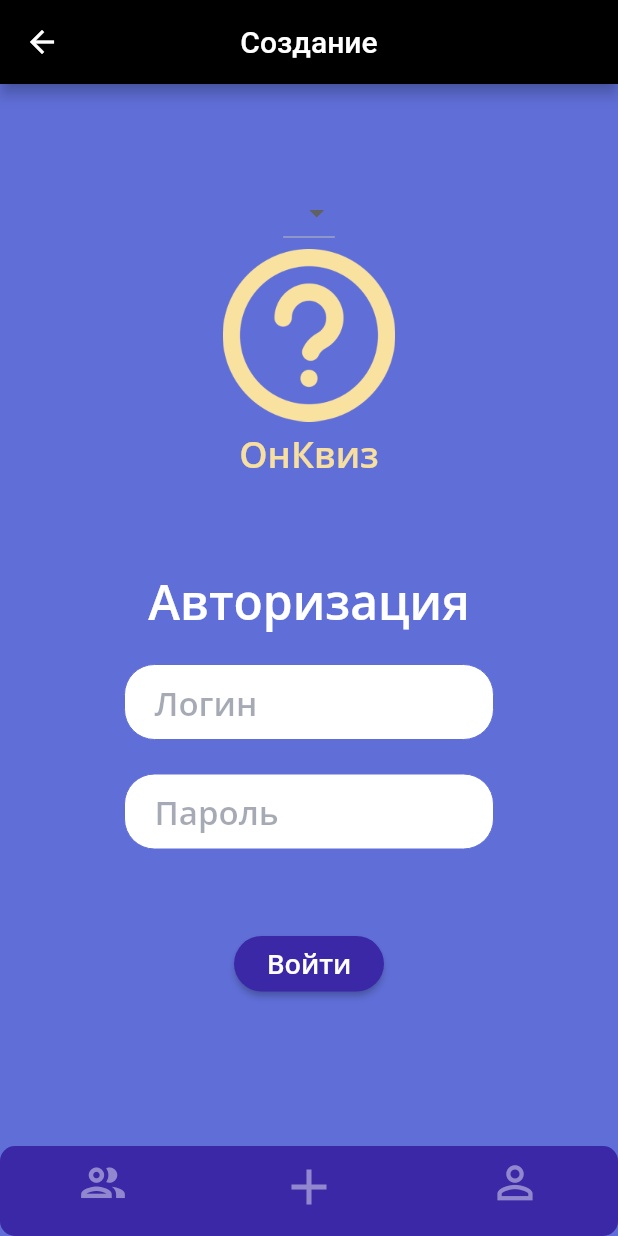
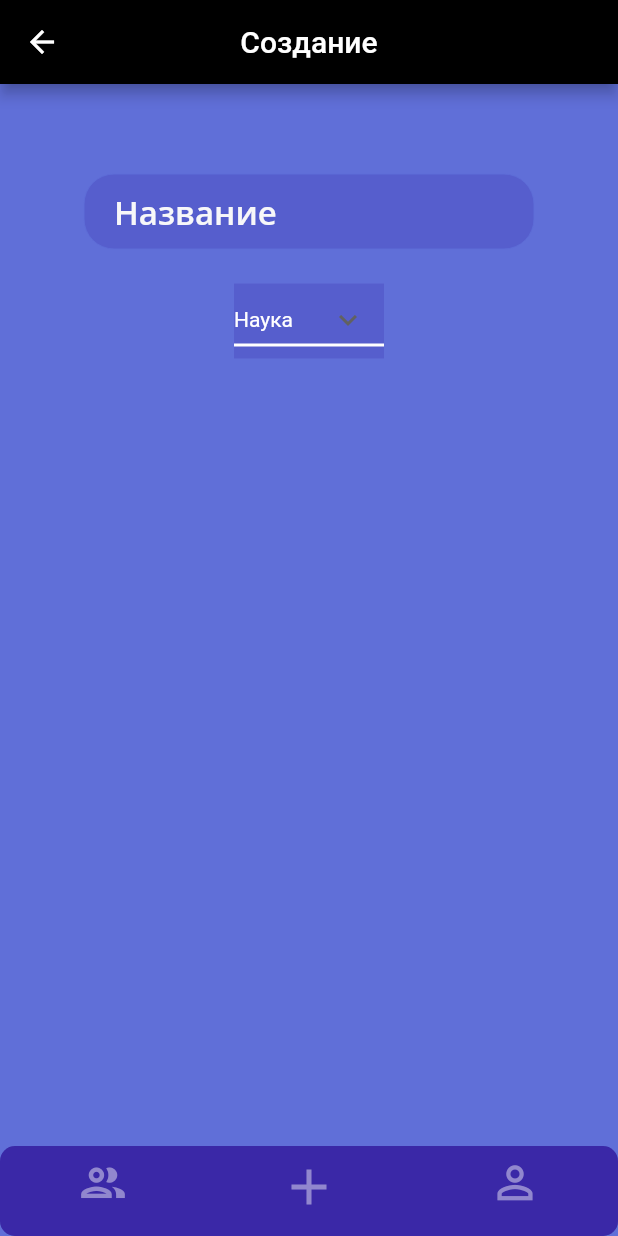
Before and after one commit to OG-Vobla/on_quiz, a Flutter app: the MainPage screen opened by its route, item 2 of the bottom bar chosen, on a phone screen of 412 x 824 dp. Run offline on Flutter 3.47's test engine with Material 2 defaults, Android fonts, the phone set to English and light mode, and no system bars; our stand-ins replace cloud_firestore, firebase_core; accounts and stored records are empty.

Commit message:
createQuizStart

```diff
--- a/lib/createQuizPage.dart
+++ b/lib/createQuizPage.dart
@@ -1,111 +1,97 @@
 import 'package:flutter/material.dart';
 
-class CreateQuizPage extends StatelessWidget {
+const List<String> categoryList = <String>[
+  'Наука',
+  'Биология',
+  'История',
+  'Политика',
+  'Игры',
+  'Аниме',
+  'Кино',
+  'Спорт',
+  'Сериалы',
+  'Книги'
+];
+
+class CreateQuizPage extends StatefulWidget {
   const CreateQuizPage({super.key});
 
   @override
+  State<CreateQuizPage> createState() => _MyWidgetState();
+}
+
+String dropDownValue = categoryList.first;
+
+class _MyWidgetState extends State<CreateQuizPage> {
+  @override
   Widget build(BuildContext context) {
-
-    return  Column(
-
-              children:<Widget> [
-             Padding(padding: EdgeInsets.only(top: 62)),
-                        DropdownButton<String>(
-              items: <String>['A', 'B', 'C', 'D'].map((String value) {
-                return DropdownMenuItem<String>(
-                  value: value,
-                  child: Text(value),
-                );
-              }).toList(),
-              onChanged: (_) {},
-            ),
-             Image.asset('assets/ques_icon.png', width: 115, height: 115, fit: BoxFit.cover,),
-             Padding(padding: EdgeInsets.only(top: 5)),
-            Text(
-              "ОнКвиз",
-              style: TextStyle(color: Color.fromARGB(250, 249, 225, 159), fontFamily: "OpenSans-SemiBold", fontSize: 24),),
+    return Column(
+      children: <Widget>[
         Padding(padding: EdgeInsets.only(top: 60)),
-            Text(
-              "Авторизация",
-              style: TextStyle(color: Colors.white, fontFamily: "OpenSans-SemiBold", fontSize: 32),),
-                         Padding(padding: EdgeInsets.only(top: 20)),
         Container(
           child: SizedBox(
-                width: 246,
+            width: 300,
             height: 53,
-                child:  TextField(
-                                                    style:  TextStyle(color: Color.fromARGB(200, 40, 49, 73), fontFamily: "OpenSans-SemiBold", fontSize: 22),
-
-                  cursorColor: Color.fromARGB(6, 160, 160, 160),
+            child: TextField(
+              style: TextStyle(
+                  color: Color.fromARGB(250, 250, 250, 250),
+                  fontFamily: "OpenSans-SemiBold",
+                  fontSize: 22),
+              cursorColor: Color.fromARGB(250, 250, 250, 250),
               decoration: InputDecoration(
                 contentPadding: EdgeInsets.fromLTRB(20, 20, 10, 0),
                 enabledBorder: OutlineInputBorder(
                   borderRadius: BorderRadius.circular(20.0),
-                    borderSide: BorderSide(width: 0, color: Color.fromARGB(250, 93, 108, 215)),
+                  borderSide: BorderSide(
+                      width: 0, color: Color.fromARGB(250, 93, 108, 215)),
                 ),
                 focusedBorder: OutlineInputBorder(
                   borderRadius: BorderRadius.circular(20.0),
-                    borderSide: BorderSide(width: 0, color: Color.fromARGB(250, 93, 108, 215)),
+                  borderSide: BorderSide(
+                      width: 0, color: Color.fromARGB(250, 93, 108, 215)),
                 ),
                 filled: true,
-                hintText: "Логин",
-                fillColor: Color.fromARGB(255, 255, 255, 255),
-                hintStyle: TextStyle(color: Color.fromARGB(105, 40, 49, 73), fontFamily: "OpenSans-SemiBold", fontSize: 22),
-
+                hintText: "Название",
+                fillColor: Color.fromARGB(250, 86, 94, 205),
+                hintStyle: TextStyle(
+                    color: Color.fromARGB(250, 250, 250, 250),
+                    fontFamily: "OpenSans-SemiBold",
+                    fontSize: 22),
               ),
             ),
           ),
         ),
         Padding(padding: EdgeInsets.only(top: 20)),
         Container(
+          color: Color.fromARGB(250, 86, 94, 205),
           child: SizedBox(
-                width: 246,
-                height: 53,
-                child:  TextField(
-
-                                  style:  TextStyle(color: Color.fromARGB(200, 40, 49, 73), fontFamily: "OpenSans-SemiBold", fontSize: 22),
-                  cursorColor: Color.fromARGB(6, 160, 160, 160),
-                decoration: InputDecoration(
-                  contentPadding: EdgeInsets.fromLTRB(20, 20, 10, 0),
-                  enabledBorder: OutlineInputBorder(
-                    borderRadius: BorderRadius.circular(20.0),
-                    borderSide: BorderSide(width: 0, color: Color.fromARGB(250, 93, 108, 215)),
+              width: 100,
+              height: 50,
+              child: DropdownButton<String>(
+                value: dropDownValue,
+                style: const TextStyle(color: Colors.white),
+                underline: Container(
+                  height: 2,
+                  color: Colors.white,
                 ),
-                     focusedBorder: OutlineInputBorder(
-                    borderRadius: BorderRadius.circular(20.0),
-                    borderSide: BorderSide(width: 0, color: Color.fromARGB(250, 93, 108, 215)),
+                icon: const Icon(Icons.keyboard_arrow_down_sharp),
+                items:
+                    categoryList.map<DropdownMenuItem<String>>((String value) {
+                  return DropdownMenuItem<String>(
+                    value: value,
+                    child: Text(value),
+                  );
+                }).toList(),
+                elevation: 10,
+                onChanged: (String? value) {
+                  // This is called when the user selects an item.
+                  setState(() {
+                    dropDownValue = value!;
+                  });
+                },
+              )),
         ),
-                filled: true,
-                hintText: "Пароль",
-                fillColor: Color.fromARGB(255, 255, 255, 255),
-                hintStyle: TextStyle(color: Color.fromARGB(105, 40, 49, 73), fontFamily: "OpenSans-SemiBold", fontSize: 22),
-
-                ),
-                 ),
-              ),
-              ),
-
-              Padding(padding: EdgeInsets.only(top: 55  )),
-              Container(child: ElevatedButton(
-                onPressed: () {
-                  Navigator.pushNamed(context, '/mainPage');
-                }, child: Text(
-                    "Войти",
-                  style: TextStyle(color: Colors.white, fontFamily: "OpenSans-SemiBold", fontSize: 18),
-                  ),
-                  style: ButtonStyle(
-
-                    backgroundColor: MaterialStateProperty.all<Color>(Color.fromARGB(255, 58, 40, 167)),
-                    shape: MaterialStateProperty.all<RoundedRectangleBorder>(
-                      RoundedRectangleBorder(
-                        borderRadius: BorderRadius.circular(20.0),
-                      )
-                    )
-                  ),
-                  ) ,
-              height: 37,
-              width: 100,
-              ),
+        Padding(padding: EdgeInsets.only(top: 55)),
       ],
     );
   }
```
Lines whose indentation alone changed are shown as unchanged.
